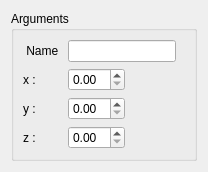
SalomePlatform/hexablock, file src/HEXABLOCKGUI/Vertex_QTD.ui: the form before one commit.
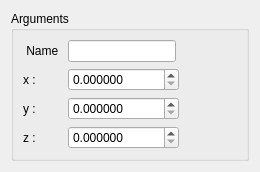
The form after the commit.

Patch:
```diff
--- a/src/HEXABLOCKGUI/Vertex_QTD.ui
+++ b/src/HEXABLOCKGUI/Vertex_QTD.ui
@@ -6,8 +6,8 @@
    <rect>
     <x>0</x>
     <y>0</y>
-    <width>208</width>
-    <height>157</height>
+    <width>260</width>
+    <height>160</height>
    </rect>
   </property>
   <property name="sizePolicy">
@@ -16,10 +16,25 @@
     <verstretch>0</verstretch>
    </sizepolicy>
   </property>
+  <property name="minimumSize">
+   <size>
+    <width>260</width>
+    <height>0</height>
+   </size>
+  </property>
+  <property name="maximumSize">
+   <size>
+    <width>16777215</width>
+    <height>16777215</height>
+   </size>
+  </property>
   <property name="windowTitle">
    <string>Vertex Construction</string>
   </property>
   <layout class="QVBoxLayout" name="verticalLayout_2">
+   <property name="sizeConstraint">
+    <enum>QLayout::SetDefaultConstraint</enum>
+   </property>
    <item>
     <widget class="QGroupBox" name="groupBox">
      <property name="title">
@@ -73,6 +88,12 @@
           <verstretch>0</verstretch>
          </sizepolicy>
         </property>
+        <property name="decimals">
+         <number>6</number>
+        </property>
+        <property name="maximum">
+         <double>1000000000.000000000000000</double>
+        </property>
        </widget>
       </item>
       <item row="2" column="0">
@@ -96,6 +117,12 @@
           <verstretch>0</verstretch>
          </sizepolicy>
         </property>
+        <property name="decimals">
+         <number>6</number>
+        </property>
+        <property name="maximum">
+         <double>1000000000.000000000000000</double>
+        </property>
        </widget>
       </item>
       <item row="3" column="0">
@@ -119,6 +146,12 @@
           <verstretch>0</verstretch>
          </sizepolicy>
         </property>
+        <property name="decimals">
+         <number>6</number>
+        </property>
+        <property name="maximum">
+         <double>1000000000.000000000000000</double>
+        </property>
        </widget>
       </item>
      </layout>
```
